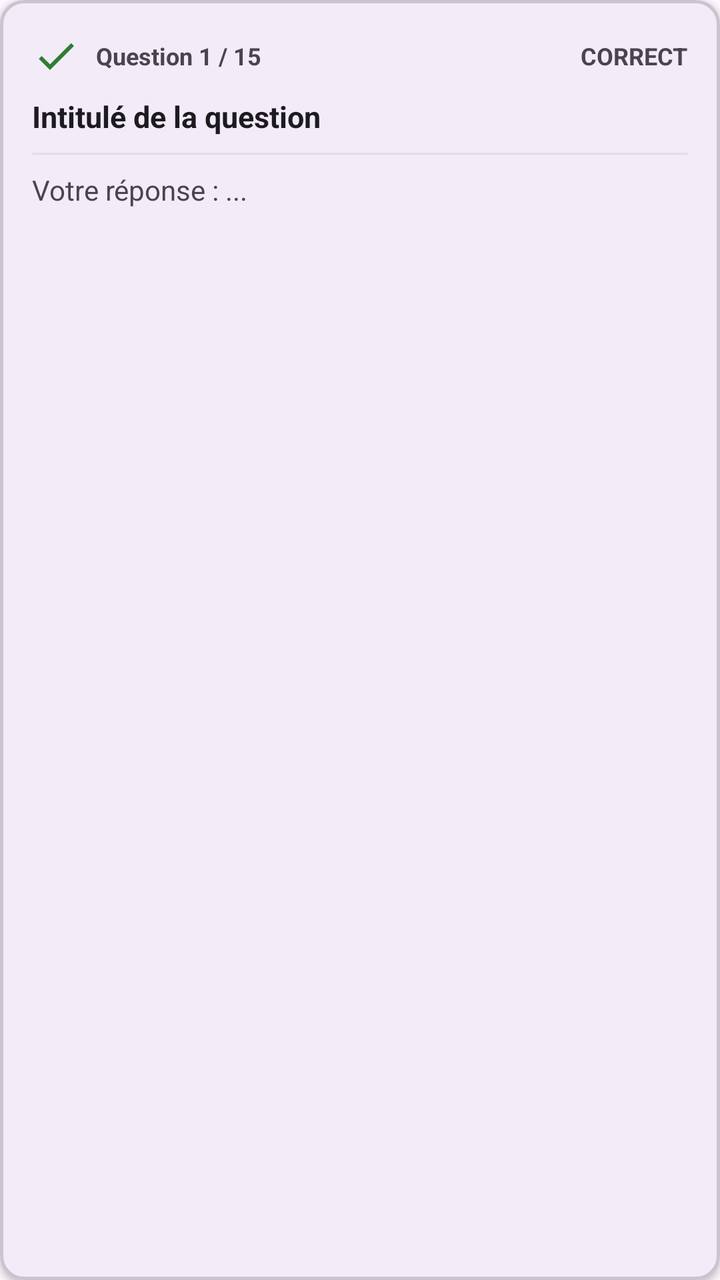
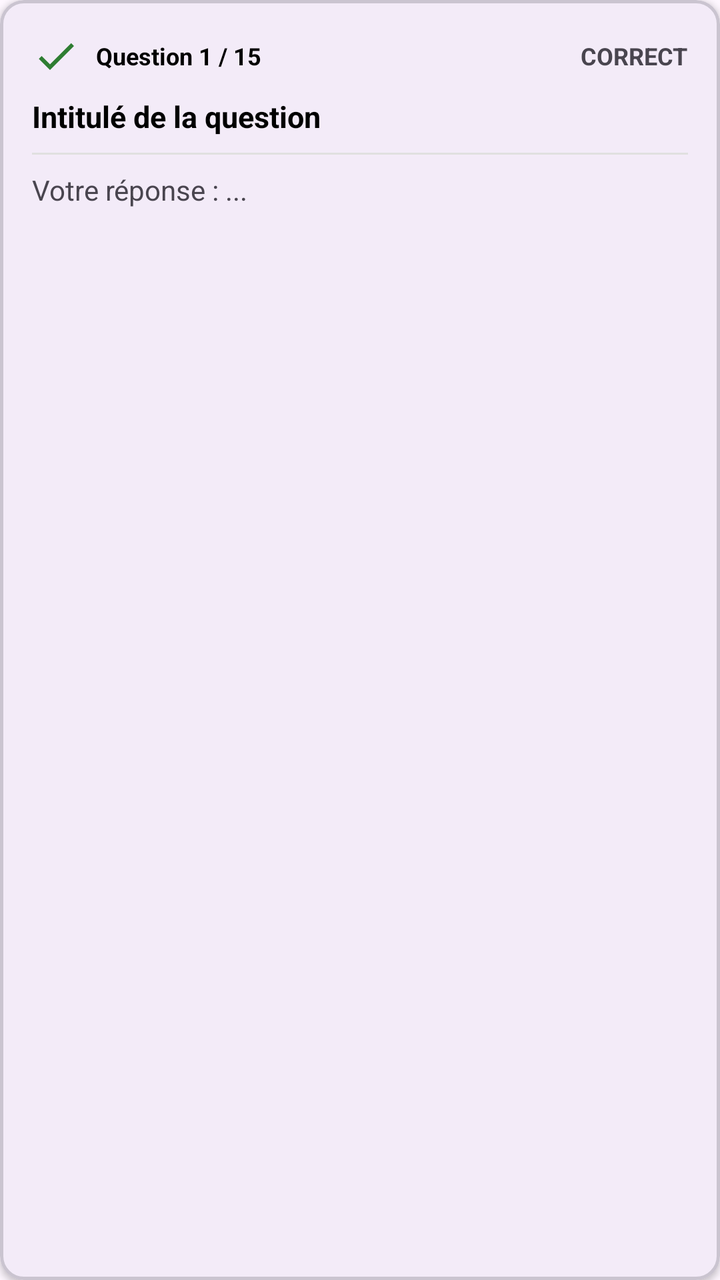

An Android layout rendered at two revisions. The XML below is the earlier revision; the diff shows what the commit changed to produce the second picture.
<!-- AndroidManifest.xml: application theme Theme.QCM1erDanTaekwondo -->
<!-- res/layout/item_result_question.xml -->
<?xml version="1.0" encoding="utf-8"?>
<com.google.android.material.card.MaterialCardView xmlns:android="http://schemas.android.com/apk/res/android"
    xmlns:app="http://schemas.android.com/apk/res-auto"
    android:layout_width="match_parent"
    android:layout_height="wrap_content"
    android:layout_marginBottom="12dp"
    app:cardCornerRadius="12dp"
    app:cardElevation="2dp"
    app:strokeWidth="1.5dp">

    <LinearLayout
        android:layout_width="match_parent"
        android:layout_height="wrap_content"
        android:orientation="vertical"
        android:padding="16dp">

        <LinearLayout
            android:layout_width="match_parent"
            android:layout_height="wrap_content"
            android:gravity="center_vertical"
            android:orientation="horizontal">

            <ImageView
                android:id="@+id/imgStatus"
                android:layout_width="24dp"
                android:layout_height="24dp"
                android:contentDescription="Statut"
                android:src="@drawable/ic_check" />

            <TextView
                android:id="@+id/textQuestionNum"
                android:layout_width="0dp"
                android:layout_height="wrap_content"
                android:layout_marginStart="8dp"
                android:layout_weight="1"
                android:text="Question 1 / 15"
                android:textColor="?android:attr/textColorSecondary"
                android:textSize="12sp"
                android:textStyle="bold" />

            <TextView
                android:id="@+id/textStatusBadge"
                android:layout_width="wrap_content"
                android:layout_height="wrap_content"
                android:text="CORRECT"
                android:textSize="12sp"
                android:textStyle="bold" />
        </LinearLayout>

        <TextView
            android:id="@+id/textQuestionTitle"
            android:layout_width="match_parent"
            android:layout_height="wrap_content"
            android:layout_marginTop="8dp"
            android:text="Intitulé de la question"
            android:textColor="?attr/colorOnSurface"
            android:textSize="15sp"
            android:textStyle="bold" />

        <View
            android:layout_width="match_parent"
            android:layout_height="1dp"
            android:layout_marginTop="8dp"
            android:layout_marginBottom="8dp"
            android:background="#E0E0E0" />

        <TextView
            android:id="@+id/textUserAnswer"
            android:layout_width="match_parent"
            android:layout_height="wrap_content"
            android:text="Votre réponse : ..."
            android:textSize="14sp" />

        <TextView
            android:id="@+id/textCorrectAnswer"
            android:layout_width="match_parent"
            android:layout_height="wrap_content"
            android:layout_marginTop="4dp"
            android:text="Bonne réponse : ..."
            android:textColor="@color/color_correct"
            android:textSize="14sp"
            android:textStyle="bold"
            android:visibility="gone" />

        <TextView
            android:id="@+id/textExplication"
            android:layout_width="match_parent"
            android:layout_height="wrap_content"
            android:layout_marginTop="8dp"
            android:background="#F5F5F5"
            android:padding="8dp"
            android:text="Explication : ..."
            android:textColor="#424242"
            android:textSize="13sp"
            android:textStyle="italic"
            android:visibility="gone" />

    </LinearLayout>
</com.google.android.material.card.MaterialCardView>
<!-- resources referenced by this layout -->
<resources>
  <color name="color_correct">#2E7D32</color>
  <!-- drawable ic_check (drawable) -->
  <?xml version="1.0" encoding="utf-8"?>
  <vector xmlns:android="http://schemas.android.com/apk/res/android"
      android:width="24dp"
      android:height="24dp"
      android:viewportWidth="24"
      android:viewportHeight="24">
      <path
          android:fillColor="#2E7D32"
          android:pathData="M9,16.17L4.83,12l-1.42,1.41L9,19 21,7l-1.41-1.41z" />
  </vector>
  <style name="Theme.QCM1erDanTaekwondo" parent="Base.Theme.QCM1erDanTaekwondo" />
  <style name="Base.Theme.QCM1erDanTaekwondo" parent="Theme.Material3.DayNight.NoActionBar">
          
          
      </style>
</resources>

<!-- the commit's change to res/layout/item_result_question.xml (unified diff, before → after) -->
@@ -34,7 +34,7 @@
                 android:layout_marginStart="8dp"
                 android:layout_weight="1"
                 android:text="Question 1 / 15"
-                android:textColor="?android:attr/textColorSecondary"
+                android:textColor="#000000"
                 android:textSize="12sp"
                 android:textStyle="bold" />
 
@@ -53,7 +53,7 @@
             android:layout_height="wrap_content"
             android:layout_marginTop="8dp"
             android:text="Intitulé de la question"
-            android:textColor="?attr/colorOnSurface"
+            android:textColor="#000000"
             android:textSize="15sp"
             android:textStyle="bold" />
 
@@ -90,7 +90,7 @@
             android:background="#F5F5F5"
             android:padding="8dp"
             android:text="Explication : ..."
-            android:textColor="#424242"
+            android:textColor="#000000"
             android:textSize="13sp"
             android:textStyle="italic"
             android:visibility="gone" />
